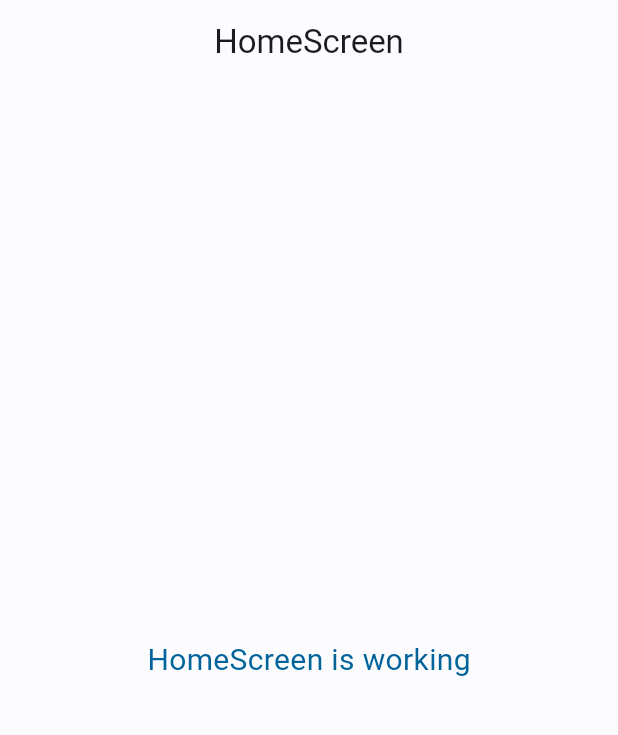
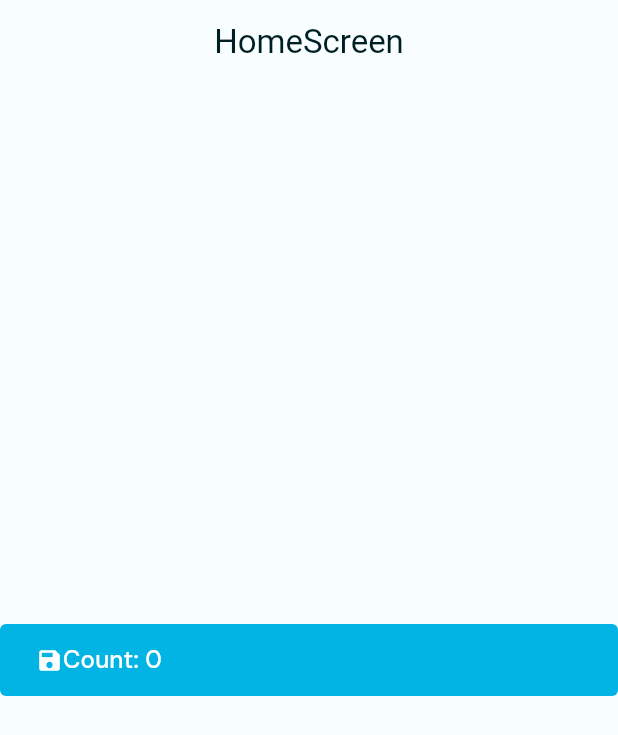
Before and after one commit to jayaantara10/flutter_training_cli, a Flutter app: the screen it shows after launch, on a phone screen of 412 x 824 dp. Shown: the top 735 px of the screen. Run offline on Flutter 3.47's test engine with Material 3 defaults, Android fonts, the phone set to English and light mode, and no system bars; our stand-ins replace get, google_fonts; statements that could not run were skipped.

Commit message:
Start create component and some adjustment on theme

```diff
--- /dev/null
+++ b/lib/infrastructure/theme/color.scheme.dart
@@ -0,0 +1,29 @@
+import 'package:flutter/material.dart';
+
+const TMDBLightColorScheme = ColorScheme(
+  brightness: Brightness.light,
+  primary: Color(0xFF00263F),
+  onPrimary: Color(0xFFFFFFFF),
+  secondary: Color(0xFF01B4E4),
+  onSecondary: Color(0xFFFFFFFF),
+  error: Color(0xFFFC2C54),
+  onError: Color(0xFFFFFFFF),
+  background: Color(0xFFF8FDFF),
+  onBackground: Color(0xFF001F25),
+  surface: Color(0xFFF8FDFF),
+  onSurface: Color(0xFF001F25),
+);
+
+const TMDBDarkColorScheme = ColorScheme(
+  brightness: Brightness.dark,
+  primary: Color(0xFF01B4E4),
+  onPrimary: Color(0xFF001F25),
+  secondary: Color(0xFF01B4E4),
+  onSecondary: Color(0xFF001F25),
+  error: Color(0xFFFC2C54),
+  onError: Color(0xFFFFFFFF),
+  background: Color(0xFF001F25),
+  onBackground: Color(0xFFFFFFFF),
+  surface: Color(0xFF001F25),
+  onSurface: Color(0xFFFFFFFF),
+);
--- a/lib/infrastructure/theme/colors.dart
+++ /dev/null
@@ -1,69 +0,0 @@
-import 'package:flutter/material.dart';
-
-const TMDBLightColorScheme = ColorScheme(
-  brightness: Brightness.light,
-  primary: Color(0xFF00639A),
-  onPrimary: Color(0xFFFFFFFF),
-  primaryContainer: Color(0xFFCDE5FF),
-  onPrimaryContainer: Color(0xFF001D32),
-  secondary: Color(0xFF006783),
-  onSecondary: Color(0xFFFFFFFF),
-  secondaryContainer: Color(0xFFBDE9FF),
-  onSecondaryContainer: Color(0xFF001F2A),
-  tertiary: Color(0xFF006782),
-  onTertiary: Color(0xFFFFFFFF),
-  tertiaryContainer: Color(0xFFBBEAFF),
-  onTertiaryContainer: Color(0xFF001F29),
-  error: Color(0xFFBA1A1A),
-  errorContainer: Color(0xFFFFDAD6),
-  onError: Color(0xFFFFFFFF),
-  onErrorContainer: Color(0xFF410002),
-  background: Color(0xFFFCFCFF),
-  onBackground: Color(0xFF1A1C1E),
-  surface: Color(0xFFFCFCFF),
-  onSurface: Color(0xFF1A1C1E),
-  surfaceVariant: Color(0xFFDEE3EB),
-  onSurfaceVariant: Color(0xFF42474E),
-  outline: Color(0xFF72777F),
-  onInverseSurface: Color(0xFFF0F0F4),
-  inverseSurface: Color(0xFF2F3033),
-  inversePrimary: Color(0xFF95CCFF),
-  shadow: Color(0xFF000000),
-  surfaceTint: Color(0xFF00639A),
-  outlineVariant: Color(0xFFC2C7CF),
-  scrim: Color(0xFF000000),
-);
-
-const TMDBDarkColorScheme = ColorScheme(
-  brightness: Brightness.dark,
-  primary: Color(0xFF95CCFF),
-  onPrimary: Color(0xFF003352),
-  primaryContainer: Color(0xFF004A75),
-  onPrimaryContainer: Color(0xFFCDE5FF),
-  secondary: Color(0xFF64D3FF),
-  onSecondary: Color(0xFF003546),
-  secondaryContainer: Color(0xFF004D64),
-  onSecondaryContainer: Color(0xFFBDE9FF),
-  tertiary: Color(0xFF5DD4FF),
-  onTertiary: Color(0xFF003545),
-  tertiaryContainer: Color(0xFF004D62),
-  onTertiaryContainer: Color(0xFFBBEAFF),
-  error: Color(0xFFFFB4AB),
-  errorContainer: Color(0xFF93000A),
-  onError: Color(0xFF690005),
-  onErrorContainer: Color(0xFFFFDAD6),
-  background: Color(0xFF1A1C1E),
-  onBackground: Color(0xFFE2E2E5),
-  surface: Color(0xFF1A1C1E),
-  onSurface: Color(0xFFE2E2E5),
-  surfaceVariant: Color(0xFF42474E),
-  onSurfaceVariant: Color(0xFFC2C7CF),
-  outline: Color(0xFF8C9198),
-  onInverseSurface: Color(0xFF1A1C1E),
-  inverseSurface: Color(0xFFE2E2E5),
-  inversePrimary: Color(0xFF00639A),
-  shadow: Color(0xFF000000),
-  surfaceTint: Color(0xFF95CCFF),
-  outlineVariant: Color(0xFF42474E),
-  scrim: Color(0xFF000000),
-);
--- /dev/null
+++ b/lib/infrastructure/theme/font.style.dart
@@ -0,0 +1,27 @@
+import 'package:flutter/material.dart';
+import 'package:google_fonts/google_fonts.dart';
+
+class TMDBFontStyle {
+  static TextStyle headingLargeBold =
+      GoogleFonts.dmSans(fontWeight: FontWeight.w700, fontSize: 24);
+  static TextStyle headingMediumBold =
+      GoogleFonts.dmSans(fontWeight: FontWeight.w700, fontSize: 20);
+  static TextStyle headingSmallBold =
+      GoogleFonts.dmSans(fontWeight: FontWeight.w700, fontSize: 18);
+  static TextStyle textExtraLargeMedium =
+      GoogleFonts.dmSans(fontWeight: FontWeight.w500, fontSize: 18);
+  static TextStyle textExtraLargeRegular =
+      GoogleFonts.dmSans(fontWeight: FontWeight.w500, fontSize: 18);
+  static TextStyle textLargeMedium =
+      GoogleFonts.dmSans(fontWeight: FontWeight.w500, fontSize: 16);
+  static TextStyle textLargeRegular =
+      GoogleFonts.dmSans(fontWeight: FontWeight.w400, fontSize: 16);
+  static TextStyle textMediumMedium =
+      GoogleFonts.dmSans(fontWeight: FontWeight.w500, fontSize: 14);
+  static TextStyle textMediumRegular =
+      GoogleFonts.dmSans(fontWeight: FontWeight.w400, fontSize: 14);
+  static TextStyle textSmalleMedium =
+      GoogleFonts.dmSans(fontWeight: FontWeight.w500, fontSize: 12);
+  static TextStyle textSmallRegular =
+      GoogleFonts.dmSans(fontWeight: FontWeight.w400, fontSize: 12);
+}
--- a/lib/infrastructure/theme/theme.dart
+++ b/lib/infrastructure/theme/theme.dart
@@ -1,13 +1,20 @@
 import 'package:flutter/material.dart';
-import 'package:flutter_training_cli/infrastructure/theme/colors.dart';
-import 'package:google_fonts/google_fonts.dart';
+import 'package:flutter_training_cli/infrastructure/theme/color.scheme.dart';
 
 class TMDBTheme {
-  static ThemeData getLight() {
-    return ThemeData(useMaterial3: true, colorScheme: TMDBLightColorScheme);
+  ThemeData getLight() {
+    return ThemeData(
+      useMaterial3: true,
+      colorScheme: TMDBLightColorScheme,
+      buttonTheme: ButtonThemeData(
+        shape: ,
+        buttonColor: TMDBDarkColorScheme.secondary
+
+        )
+    );
   }
 
-  static ThemeData getDark() {
+  ThemeData getDark() {
     return ThemeData(useMaterial3: true, colorScheme: TMDBDarkColorScheme);
   }
 }
--- a/lib/main.dart
+++ b/lib/main.dart
@@ -17,9 +17,10 @@ class Main extends StatelessWidget {
 
   @override
   Widget build(BuildContext context) {
+    TMDBTheme theme = TMDBTheme(context: context);
     return GetMaterialApp(
-      theme: TMDBTheme.getLight(),
-      darkTheme: TMDBTheme.getDark(),
+      theme: theme.getLight(),
+      darkTheme: theme.getDark(),
       initialRoute: initialRoute,
       getPages: Nav.routes,
     );
--- /dev/null
+++ b/lib/presentation/core/enum/button.size.enum.dart
@@ -0,0 +1 @@
+enum ButtonSize { big, mini }
--- /dev/null
+++ b/lib/presentation/core/enum/button.type.enum.dart
@@ -0,0 +1,5 @@
+enum ButtonType {
+  primary,
+  secondary,
+  tertiary,
+}
--- /dev/null
+++ b/lib/presentation/core/widgets/buttons/button.widget.dart
@@ -0,0 +1,50 @@
+import 'package:flutter/material.dart';
+import 'package:flutter_training_cli/presentation/core/enum/button.size.enum.dart';
+import 'package:flutter_training_cli/presentation/core/enum/button.type.enum.dart';
+import 'package:flutter_training_cli/infrastructure/theme/font.style.dart';
+
+class TMDBButton extends StatelessWidget {
+  final String label;
+  final IconData? icon;
+  final ButtonType? type;
+  final ButtonSize? size;
+  final bool? enabled;
+  final VoidCallback onPressed;
+
+  const TMDBButton(
+      {required this.label,
+      this.icon,
+      this.type,
+      this.size,
+      this.enabled,
+      required this.onPressed,
+      super.key});
+
+  @override
+  Widget build(BuildContext context) {
+    ThemeData theme = Theme.of(context);
+    ColorScheme colorScheme = theme.colorScheme;
+
+    return FilledButton(
+        onPressed: onPressed,
+        style: FilledButton.styleFrom(
+            backgroundColor: colorScheme.secondary,
+            minimumSize: const Size.fromHeight(48),
+            shape:
+                RoundedRectangleBorder(borderRadius: BorderRadius.circular(4))),
+        child: icon == null
+            ? Text(
+                label,
+                style: TMDBFontStyle.textLargeMedium,
+              )
+            : Row(
+                children: [
+                  Icon(icon),
+                  Text(
+                    label,
+                    style: TMDBFontStyle.textLargeMedium,
+                  )
+                ],
+              ));
+  }
+}
--- a/lib/presentation/home/controllers/home.controller.dart
+++ b/lib/presentation/home/controllers/home.controller.dart
@@ -4,6 +4,7 @@ class HomeController extends GetxController {
   //TODO: Implement HomeController
 
   final count = 0.obs;
+
   @override
   void onInit() {
     super.onInit();
@@ -19,5 +20,7 @@ class HomeController extends GetxController {
     super.onClose();
   }
 
-  void increment() => count.value++;
+  void increment() {
+    count.value++;
+  }
 }
--- a/lib/presentation/home/home.screen.dart
+++ b/lib/presentation/home/home.screen.dart
@@ -1,25 +1,26 @@
 import 'package:flutter/material.dart';
+import 'package:flutter_training_cli/infrastructure/theme/font.style.dart';
+import 'package:flutter_training_cli/presentation/core/widgets/buttons/button.widget.dart';
 
 import 'package:get/get.dart';
 
 import 'controllers/home.controller.dart';
 
 class HomeScreen extends GetView<HomeController> {
-  const HomeScreen({Key? key}) : super(key: key);
+  const HomeScreen({super.key});
+
   @override
   Widget build(BuildContext context) {
-    ThemeData theme = Theme.of(context);
-
     return Scaffold(
       appBar: AppBar(
         title: const Text('HomeScreen'),
         centerTitle: true,
       ),
       body: Center(
-        child: Text(
-          'HomeScreen is working',
-          style: TextStyle(fontSize: 20, color: theme.colorScheme.primary),
-        ),
+        child: Obx(() => TMDBButton(
+            label: 'Count: ${controller.count.value}',
+            icon: Icons.save,
+            onPressed: () => {controller.increment()})),
       ),
     );
   }
```
Also changed, not shown: lib/infrastructure/theme/typography.dart (deleted).
